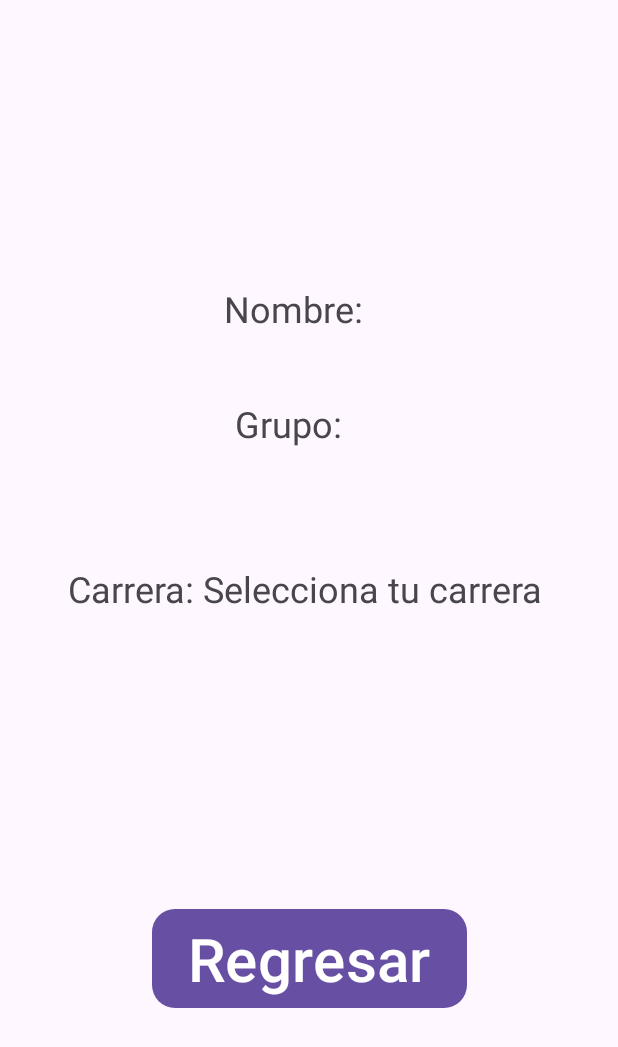
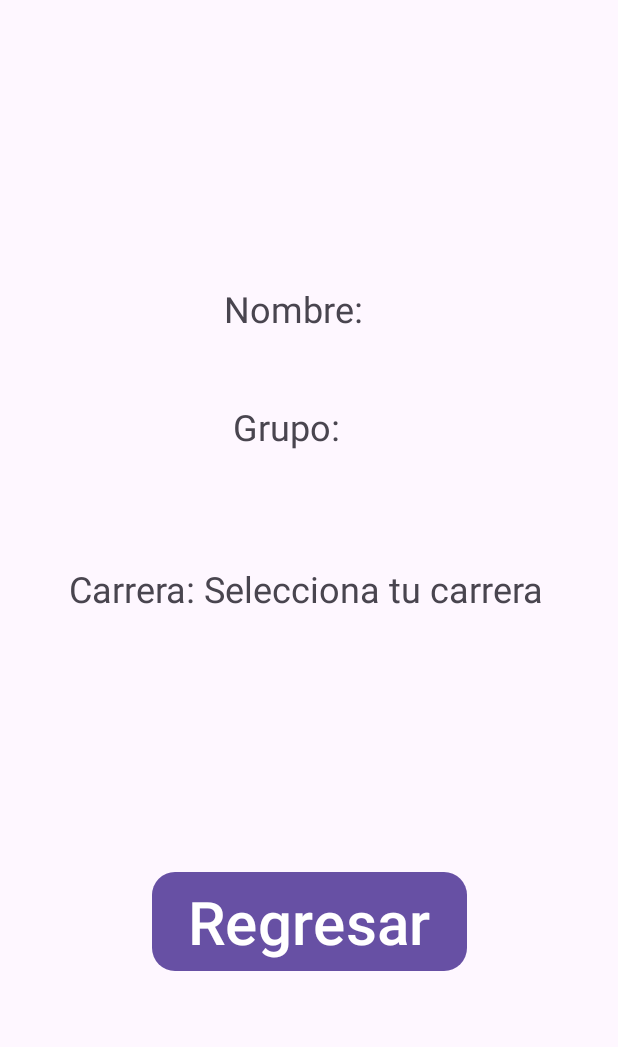
Before and after one commit to jessuss1/Activity_5, an Android app: the screen it shows after launch (DataDisplay), after a tap on "Continuar", on a phone screen of 412 x 824 dp. Shown: the top 1047 px of the screen. Run offline under Robolectric (Android 15) with nearby library versions, the light colour scheme and no system bars.

Commit message:
added the Utils.java class to hide the keyboard on a button press

```diff
--- a/app/src/main/AndroidManifest.xml
+++ b/app/src/main/AndroidManifest.xml
@@ -6,9 +6,8 @@
         android:allowBackup="true"
         android:dataExtractionRules="@xml/data_extraction_rules"
         android:fullBackupContent="@xml/backup_rules"
-        android:icon="@mipmap/ic_launcher"
+        android:icon="@android:drawable/sym_def_app_icon"
         android:label="@string/app_name"
-        android:roundIcon="@mipmap/ic_launcher_round"
         android:supportsRtl="true"
         android:theme="@style/Theme.Hello_World"
         tools:targetApi="31">
--- a/app/src/main/java/com/example/hello_world/DataDisplay.java
+++ b/app/src/main/java/com/example/hello_world/DataDisplay.java
@@ -16,6 +16,12 @@ import androidx.core.view.WindowInsetsCompat;
 public class DataDisplay extends AppCompatActivity {
 
     @SuppressLint("SetTextI18n")
+
+    TextView nameLabel;
+    TextView groupLabel;
+    TextView careerLabel;
+
+
     @Override
     protected void onCreate(Bundle savedInstanceState) {
         super.onCreate(savedInstanceState);
@@ -31,18 +37,18 @@ public class DataDisplay extends AppCompatActivity {
 
         String name = getIntent().getStringExtra("name");
         String group = getIntent().getStringExtra("group");
-        String phase = getIntent().getStringExtra("phase");
+        String  career = getIntent().getStringExtra("career");
 
 
-        TextView nameLabel = findViewById(R.id.nameLabel);
-        TextView groupLabel = findViewById(R.id.groupLabel);
-        TextView phaseLabel = findViewById(R.id.phaseLabel);
+        nameLabel = findViewById(R.id.nameLabel);
+        groupLabel = findViewById(R.id.groupLabel);
+        careerLabel = findViewById(R.id.careerLabel);
 
         Button backButton = findViewById(R.id.backButton);
 
         nameLabel.setText("Nombre: "+name);
         groupLabel.setText("Grupo: "+group);
-        phaseLabel.setText("Carrera: "+phase);
+        careerLabel.setText("Carrera: "+career);
 
 
         backButton.setOnClickListener(new View.OnClickListener() {
--- a/app/src/main/java/com/example/hello_world/MainActivity.java
+++ b/app/src/main/java/com/example/hello_world/MainActivity.java
@@ -1,7 +1,6 @@
 package com.example.hello_world;
 
 import android.content.Intent;
-import android.view.View;
 import android.os.Bundle;
 import android.widget.Button;
 import android.widget.EditText;
@@ -15,37 +14,41 @@ import androidx.core.view.WindowInsetsCompat;
 
 public class MainActivity extends AppCompatActivity {
 
+    EditText nameTextField;
+    EditText groupTextField;
+    Spinner careerComboBox;
+    Button nextButton;
+
     @Override
     protected void onCreate(Bundle savedInstanceState) {
         super.onCreate(savedInstanceState);
         EdgeToEdge.enable(this);
         setContentView(R.layout.activity_main);
+
+        Utils.hideKeyboard(this);
+
         ViewCompat.setOnApplyWindowInsetsListener(findViewById(R.id.main), (v, insets) -> {
             Insets systemBars = insets.getInsets(WindowInsetsCompat.Type.systemBars());
             v.setPadding(systemBars.left, systemBars.top, systemBars.right, systemBars.bottom);
             return insets;
         });
 
-        EditText nameTextField = findViewById(R.id.nameTextField);
-        EditText groupTextField = findViewById(R.id.groupTextField);
-        Spinner phaseComboBox = findViewById(R.id.phaseComboBox);
+        nameTextField = findViewById(R.id.nameTextField);
+        groupTextField = findViewById(R.id.groupTextField);
+        careerComboBox = findViewById(R.id.careerComboBox);
 
-        Button nextButton = findViewById(R.id.nextButton);
+        nextButton = findViewById(R.id.nextButton);
 
-
-        nextButton.setOnClickListener(new View.OnClickListener(){
-            @Override
-                    public void onClick (View v){
+        nextButton.setOnClickListener(v -> {
             String name = nameTextField.getText().toString();
             String group = groupTextField.getText().toString();
-                        String phase = phaseComboBox.getSelectedItem().toString();
+            String career = careerComboBox.getSelectedItem().toString();
 
     Intent intent = new Intent(MainActivity.this, DataDisplay.class);
         intent.putExtra("name", name);
         intent.putExtra("group", group);
-                    intent.putExtra("phase", phase);
+        intent.putExtra("career", career);
     startActivity(intent);
-            }
 });
 
     }
--- /dev/null
+++ b/app/src/main/java/com/example/hello_world/Utils.java
@@ -0,0 +1,22 @@
+package com.example.hello_world;
+
+import android.app.Activity;
+import android.view.View;
+import android.view.inputmethod.InputMethodManager;
+
+public class Utils {
+
+
+    public static void hideKeyboard(Activity activity){
+
+        View view = activity.getCurrentFocus();
+        if (view != null){
+            InputMethodManager imm = (InputMethodManager) activity.getSystemService(Activity.INPUT_METHOD_SERVICE);
+            if (imm != null){
+                imm.hideSoftInputFromWindow(view.getWindowToken(), InputMethodManager.HIDE_NOT_ALWAYS);
+            }
+        }
+
+    }
+
+}
--- a/app/src/main/res/layout/activity_data_display.xml
+++ b/app/src/main/res/layout/activity_data_display.xml
@@ -11,13 +11,16 @@
         android:id="@+id/backButton"
         android:layout_width="wrap_content"
         android:layout_height="wrap_content"
+        android:layout_marginTop="143dp"
         android:layout_marginBottom="148dp"
         android:text="Regresar"
         android:textSize="40sp"
         app:cornerRadius="15sp"
         app:layout_constraintBottom_toBottomOf="parent"
         app:layout_constraintEnd_toEndOf="parent"
-        app:layout_constraintStart_toStartOf="parent" />
+        app:layout_constraintStart_toStartOf="parent"
+        app:layout_constraintTop_toBottomOf="@+id/careerLabel"
+        tools:ignore="HardcodedText" />
 
 
     <TextView
@@ -36,7 +39,8 @@
         app:layout_constraintHorizontal_bias="0.333"
         app:layout_constraintStart_toStartOf="parent"
         app:layout_constraintTop_toTopOf="parent"
-        app:layout_constraintVertical_bias="0.0" />
+        app:layout_constraintVertical_bias="0.0"
+        tools:ignore="HardcodedText" />
 
     <TextView
         android:id="@+id/groupLabel"
@@ -47,25 +51,29 @@
         android:text="group"
         android:textAlignment="center"
         android:textSize="24sp"
+        app:layout_constraintBottom_toTopOf="@+id/careerLabel"
         app:layout_constraintEnd_toEndOf="parent"
-        app:layout_constraintHorizontal_bias="0.469"
+        app:layout_constraintHorizontal_bias="0.464"
         app:layout_constraintStart_toStartOf="parent"
-        app:layout_constraintTop_toBottomOf="@id/nameLabel" />
+        app:layout_constraintTop_toBottomOf="@id/nameLabel"
+        app:layout_constraintVertical_bias="0.026"
+        tools:ignore="HardcodedText" />
 
     <TextView
-        android:id="@+id/phaseLabel"
+        android:id="@+id/careerLabel"
         android:layout_width="wrap_content"
         android:layout_height="wrap_content"
         android:layout_marginTop="44dp"
-        android:text="phase"
+        android:text="career"
         android:textAlignment="center"
         android:textSize="24sp"
         app:layout_constraintBottom_toBottomOf="parent"
         app:layout_constraintEnd_toEndOf="parent"
-        app:layout_constraintHorizontal_bias="0.465"
+        app:layout_constraintHorizontal_bias="0.47"
         app:layout_constraintStart_toStartOf="parent"
         app:layout_constraintTop_toTopOf="parent"
-        app:layout_constraintVertical_bias="0.444" />
+        app:layout_constraintVertical_bias="0.444"
+        tools:ignore="HardcodedText" />
 
 
 </androidx.constraintlayout.widget.ConstraintLayout>
--- a/app/src/main/res/mipmap-anydpi-v26/ic_launcher.xml
+++ /dev/null
@@ -1,5 +0,0 @@
-<?xml version="1.0" encoding="utf-8"?>
-<adaptive-icon xmlns:android="http://schemas.android.com/apk/res/android">
-    <background android:drawable="@color/ic_launcher_background"/>
-    <foreground android:drawable="@mipmap/ic_launcher_foreground"/>
-</adaptive-icon>
```
Also changed, not shown: app/src/main/res/layout/activity_main.xml (+16 -16 lines), app/src/main/res/mipmap-hdpi/ic_launcher.webp (deleted), app/src/main/res/mipmap-mdpi/ic_launcher.webp (deleted), app/src/main/res/mipmap-xhdpi/ic_launcher.webp (deleted), app/src/main/res/mipmap-xxhdpi/ic_launcher.webp (deleted), app/src/main/res/mipmap-xxxhdpi/ic_launcher.webp (deleted). Lines whose indentation alone changed are shown as unchanged.
